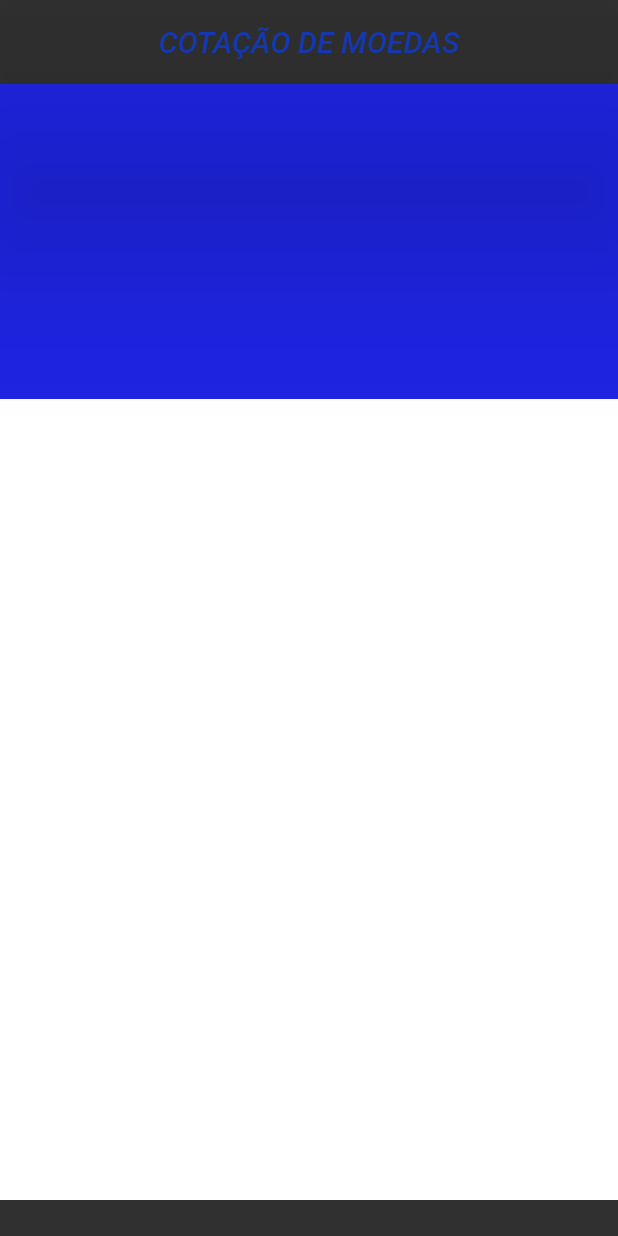
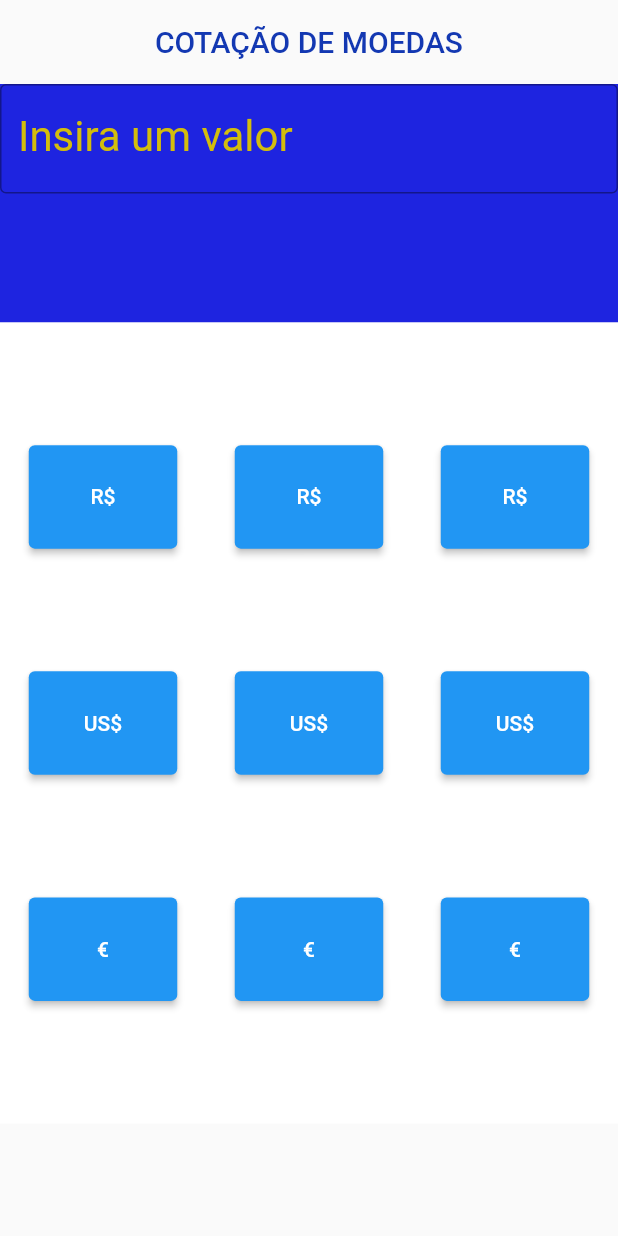
Before and after one commit to exdras777/new-bag-007, a Flutter app: the screen it shows after launch, on a phone screen of 412 x 824 dp. Run offline on Flutter 3.47's test engine with Material 2 defaults, Android fonts, the phone set to English and light mode, and no system bars; our stand-ins replace flutter_masked_text2; network calls fail; Roboto replaces fonts that are missing (Georgia).

Commit message:
first commit

```diff
--- a/lib/conversor.dart
+++ b/lib/conversor.dart
@@ -345,10 +345,6 @@ class _conversorState extends State<conversor> { /**/
   }
 
 
-
-
-
-
   @override
   Widget build(BuildContext context) {
     return Scaffold(
--- a/lib/main.dart
+++ b/lib/main.dart
@@ -9,19 +9,19 @@ void main() { runApp(
       MaterialApp(
         debugShowCheckedModeBanner: false,
         theme: ThemeData(
-          // Define the default brightness and colors.
-          brightness: Brightness.dark,
-          primaryColor: Colors.lightBlue[500],
+          //Define the default brightness and colors.
+         //brightness: Brightness.dark,
+        //primaryColor: Colors.lightBlue[500],
 
           // Define the default font family.
-          fontFamily: 'Georgia',
+          //fontFamily: 'Georgia',
 
-          // Define the default `TextTheme`. Use this to specify the default
+          //Define the default `TextTheme`. Use this to specify the default
           // text styling for headlines, titles, bodies of text, and more.
-          textTheme: const TextTheme(
-            headline1: TextStyle(fontSize: 72.0, fontWeight: FontWeight.bold   ),
-            headline6: TextStyle(fontSize: 36.0, fontStyle: FontStyle.italic),
-            bodyText2: TextStyle(fontSize: 14.0, fontFamily: 'Hind'),
+         textTheme: const TextTheme(
+           // headline1: TextStyle(fontSize: 72.0, fontWeight: FontWeight.bold   ),
+           //headline6: TextStyle(fontSize: 36.0, fontStyle: FontStyle.italic),
+           // bodyText2: TextStyle(fontSize: 14.0, fontFamily: 'Hind'),
           ),
         ),
 
@@ -198,7 +198,7 @@ class _PrincipalState extends State<Principal> {
     });
   }
 
-  Carregar(){
+  /*Carregar(){
     if ( dolarUSD == null) {
       return Center(
         child: Text("Obtendo dados...",
@@ -333,7 +333,7 @@ class _PrincipalState extends State<Principal> {
                   color: Color.fromRGBO(202, 204, 165, 1.0), fontSize: 25,
                 ),
                 onChanged: _dolCADConvert,
-                keyboardType: TextInputType.number,
+                keyb oardType: TextInputType.number,
               ),
             ),
             Divider(),
@@ -376,7 +376,7 @@ class _PrincipalState extends State<Principal> {
         ),
       );
     }
-  }
+  }*/
 
   @override
   void initState() {
@@ -392,7 +392,7 @@ class _PrincipalState extends State<Principal> {
       appBar: AppBar(
         centerTitle: true,
         backgroundColor: Color.fromRGBO(1, 21, 0, 0),
-        elevation: 50,
+        elevation: 0,
         titleSpacing: 70,
         title: Text("COTAÇÃO DE MOEDAS",
           style: TextStyle(
@@ -402,23 +402,123 @@ class _PrincipalState extends State<Principal> {
           ),
         ),
       ),
-      body: Column(
+      body: SingleChildScrollView(
+        child: Column(
           children: [
             Container(
-              color: Color.fromRGBO(30, 36, 224, 1.0),
-              width: double.infinity,
-              height: 210,
-            ),
+            color: Color.fromRGBO(30, 36, 224, 1.0),
+            width: double.infinity,
+            height: 159,
+              child:
+              TextField(
+                decoration: InputDecoration(
+                    labelText: "Insira um valor",
+                    labelStyle: TextStyle(color: Color.fromRGBO(211, 189, 12, 1.0)),
+                    border: OutlineInputBorder(),
+                ),
+                style: TextStyle(
+                  color:Color.fromRGBO(202, 204, 165, 1.0),
+                  fontSize: 28,
+                ),
+              ),
+          ),
             Container(
               color: Colors.white,
               height: MediaQuery.of(context).size.height -290,
+              child: Column(
+                  // crossAxisAlignment: CrossAxisAlignment.start,
+                  mainAxisAlignment: MainAxisAlignment.spaceEvenly,
+                children: [
+                  Row(
+                        // crossAxisAlignment: CrossAxisAlignment.center,
+                        mainAxisAlignment: MainAxisAlignment.spaceAround,
+                        children: [
+                          Container(
+                            height: 69,
+                            width: 99,
+                            child: ElevatedButton(onPressed: (){},
+                              child: Text('R\$'),
+                            ),
+                          ),
+                          Container(
+                            height: 69,
+                            width: 99,
+                            child: ElevatedButton(onPressed: (){},
+                              child: Text('R\$'),
+                            ),
+                          ),
+                          Container(
+                            height: 69,
+                            width: 99,
+                            child: ElevatedButton(onPressed: (){},
+                              child: Text('R\$'),
+                            ),
+                          ),
+                        ],
+                      ),
+                  Row(
+                    mainAxisAlignment: MainAxisAlignment.spaceAround,
+                    children: [
+                      Container(
+                        height: 69,
+                        width: 99,
+                        child: ElevatedButton(onPressed: (){},
+                          child: Text('US\$'),
+                        ),
+                      ),
+                      Container(
+                        height: 69,
+                        width: 99,
+                        child: ElevatedButton(onPressed: (){},
+                          child: Text('US\$'),
+                        ),
+                      ),
+                      Container(
+                        height: 69,
+                        width: 99,
+                        child: ElevatedButton(onPressed: (){},
+                          child: Text('US\$'),
+                        ),
+                      ),
+                    ],
+                  ),
+                  Row(
+                    mainAxisAlignment: MainAxisAlignment.spaceAround,
+                    children: [
+                      Container(
+                        height: 69,
+                        width: 99,
+                        child: ElevatedButton(onPressed: (){},
+                          child: Text('€'),
+                        ),
+                      ),
+                      Container(
+                        height: 69,
+                        width: 99,
+                        child: ElevatedButton(onPressed: (){},
+                          child: Text('€'),
+                        ),
+                      ),
+                      Container(
+                        height: 69,
+                        width: 99,
+                        child: ElevatedButton(onPressed: (){},
+                          child: Text('€'),
+                        ),
+                      )
+                    ],
+
+                  ),
+
+                ],
+              ),
             )
-          ]
+    ]
+        )
       ),
     );
   }
-  },
-Exdras é lindo!!!
+  }
 
 
           /*decoration: BoxDecoration(
@@ -431,9 +531,9 @@ Exdras é lindo!!!
                 Color.fromRGBO(21, 6, 77, 1),
                 Color.fromRGBO(218, 138, 16, 1)],
             ),*/
-              /*boxShadow:[
-               new BoxShadow(
-                 color: Color.fromRGBO(12, 68, 189, 1.0),//scarfold
-                  offset: new Offset(9,10),
-                  blurRadius: 40,
-                  spreadRadius: 24,*/
+              //boxShadow:[
+               //new BoxShadow(
+                 //color: Color.fromRGBO(12, 68, 189, 1.0),//scarfold
+                  //offset: new Offset(9,10),
+                 // blurRadius: 40,
+                 // spreadRadius: 24*/
```
